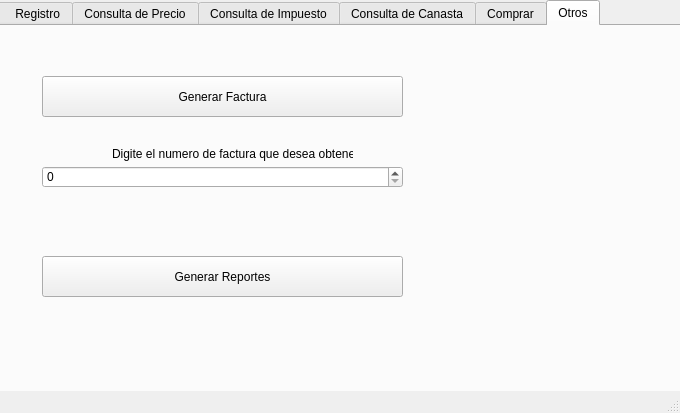
Above: Progra 2 para uso/Cliente_Interfaz/ventanaprincipalcliente.ui from Feterro/Super- before the change. Below: the same form after it.
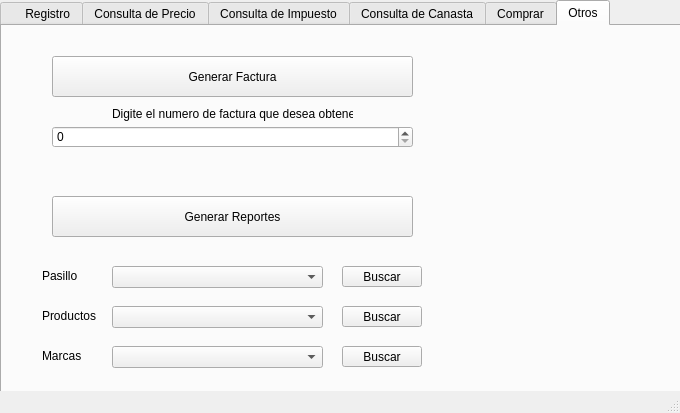
That is the form after the change. The open tabs and pages were chosen to show the change.

What changed in the file:
```diff
--- a/Progra 2 para uso/Cliente_Interfaz/ventanaprincipalcliente.ui
+++ b/Progra 2 para uso/Cliente_Interfaz/ventanaprincipalcliente.ui
@@ -17,7 +17,7 @@
    <widget class="QTabWidget" name="tabsClientes">
     <property name="geometry">
      <rect>
-      <x>-10</x>
+      <x>0</x>
       <y>0</y>
       <width>691</width>
       <height>401</height>
@@ -1137,7 +1137,7 @@
       <property name="geometry">
        <rect>
         <x>50</x>
-        <y>50</y>
+        <y>30</y>
         <width>361</width>
         <height>41</height>
        </rect>
@@ -1149,8 +1149,8 @@
      <widget class="QLabel" name="LabinfFac">
       <property name="geometry">
        <rect>
-        <x>120</x>
-        <y>120</y>
+        <x>110</x>
+        <y>80</y>
         <width>241</width>
         <height>16</height>
        </rect>
@@ -1163,7 +1163,7 @@
       <property name="geometry">
        <rect>
         <x>50</x>
-        <y>140</y>
+        <y>100</y>
         <width>361</width>
         <height>22</height>
        </rect>
@@ -1173,7 +1173,7 @@
       <property name="geometry">
        <rect>
         <x>50</x>
-        <y>230</y>
+        <y>170</y>
         <width>361</width>
         <height>41</height>
        </rect>
@@ -1182,6 +1182,114 @@
        <string>Generar Reportes</string>
       </property>
      </widget>
+     <widget class="QPushButton" name="BBSPas">
+      <property name="geometry">
+       <rect>
+        <x>340</x>
+        <y>240</y>
+        <width>80</width>
+        <height>21</height>
+       </rect>
+      </property>
+      <property name="text">
+       <string>Buscar</string>
+      </property>
+     </widget>
+     <widget class="QPushButton" name="BBSPro">
+      <property name="geometry">
+       <rect>
+        <x>340</x>
+        <y>280</y>
+        <width>80</width>
+        <height>21</height>
+       </rect>
+      </property>
+      <property name="text">
+       <string>Buscar</string>
+      </property>
+     </widget>
+     <widget class="QPushButton" name="BBSMar">
+      <property name="geometry">
+       <rect>
+        <x>340</x>
+        <y>320</y>
+        <width>80</width>
+        <height>21</height>
+       </rect>
+      </property>
+      <property name="text">
+       <string>Buscar</string>
+      </property>
+     </widget>
+     <widget class="QLabel" name="label">
+      <property name="geometry">
+       <rect>
+        <x>40</x>
+        <y>240</y>
+        <width>61</width>
+        <height>20</height>
+       </rect>
+      </property>
+      <property name="text">
+       <string>Pasillo</string>
+      </property>
+     </widget>
+     <widget class="QLabel" name="label_2">
+      <property name="geometry">
+       <rect>
+        <x>40</x>
+        <y>280</y>
+        <width>61</width>
+        <height>20</height>
+       </rect>
+      </property>
+      <property name="text">
+       <string>Productos</string>
+      </property>
+     </widget>
+     <widget class="QLabel" name="label_3">
+      <property name="geometry">
+       <rect>
+        <x>40</x>
+        <y>320</y>
+        <width>61</width>
+        <height>20</height>
+       </rect>
+      </property>
+      <property name="text">
+       <string>Marcas</string>
+      </property>
+     </widget>
+     <widget class="QComboBox" name="CBRpas">
+      <property name="geometry">
+       <rect>
+        <x>110</x>
+        <y>240</y>
+        <width>211</width>
+        <height>22</height>
+       </rect>
+      </property>
+     </widget>
+     <widget class="QComboBox" name="CBRmar">
+      <property name="geometry">
+       <rect>
+        <x>110</x>
+        <y>320</y>
+        <width>211</width>
+        <height>22</height>
+       </rect>
+      </property>
+     </widget>
+     <widget class="QComboBox" name="CBRpro">
+      <property name="geometry">
+       <rect>
+        <x>110</x>
+        <y>280</y>
+        <width>211</width>
+        <height>22</height>
+       </rect>
+      </property>
+     </widget>
     </widget>
    </widget>
   </widget>
```
Left out of the diff: 25 changed lines with no effect on the pictures.
